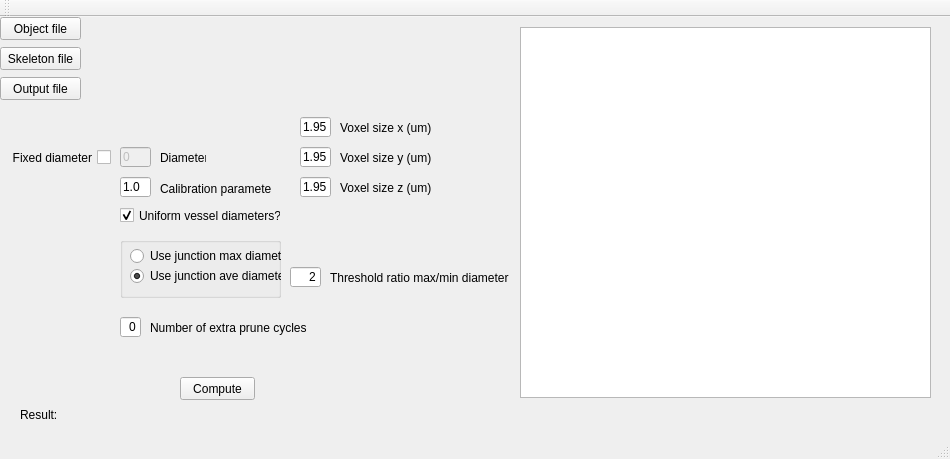
This is Qt/Topology/mainwindow.ui in gibbogle/vessel-tools as Qt 5 draws it before an edit. The edited form follows.
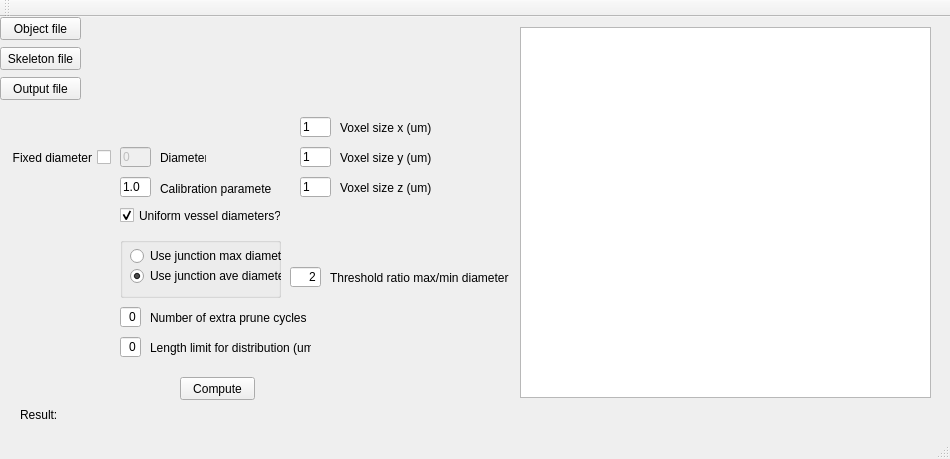
This is the edited form.

The edit to the form file:
```diff
--- a/Qt/Topology/mainwindow.ui
+++ b/Qt/Topology/mainwindow.ui
@@ -151,7 +151,7 @@
      </rect>
     </property>
     <property name="text">
-     <string>1.95</string>
+     <string>1</string>
     </property>
    </widget>
    <widget class="QLabel" name="labelVoxelSize_y">
@@ -248,7 +248,7 @@
      </rect>
     </property>
     <property name="text">
-     <string>1.95</string>
+     <string>1</string>
     </property>
    </widget>
    <widget class="QLabel" name="labelVoxelSize_z">
@@ -274,7 +274,7 @@
      </rect>
     </property>
     <property name="text">
-     <string>1.95</string>
+     <string>1</string>
     </property>
    </widget>
    <widget class="QLabel" name="labelVoxelSize_x">
@@ -381,7 +381,7 @@
     <property name="geometry">
      <rect>
       <x>120</x>
-      <y>300</y>
+      <y>290</y>
       <width>21</width>
       <height>20</height>
      </rect>
@@ -397,7 +397,7 @@
     <property name="geometry">
      <rect>
       <x>150</x>
-      <y>300</y>
+      <y>290</y>
       <width>161</width>
       <height>21</height>
      </rect>
@@ -406,6 +406,35 @@
      <string>Number of extra prune cycles</string>
     </property>
    </widget>
+   <widget class="QLineEdit" name="lineEditLenlimit">
+    <property name="geometry">
+     <rect>
+      <x>120</x>
+      <y>320</y>
+      <width>21</width>
+      <height>20</height>
+     </rect>
+    </property>
+    <property name="text">
+     <string>0</string>
+    </property>
+    <property name="alignment">
+     <set>Qt::AlignRight|Qt::AlignTrailing|Qt::AlignVCenter</set>
+    </property>
+   </widget>
+   <widget class="QLabel" name="label_lenlimit">
+    <property name="geometry">
+     <rect>
+      <x>150</x>
+      <y>320</y>
+      <width>161</width>
+      <height>21</height>
+     </rect>
+    </property>
+    <property name="text">
+     <string>Length limit for distribution (um)</string>
+    </property>
+   </widget>
   </widget>
   <widget class="QMenuBar" name="menuBar">
    <property name="geometry">
```
